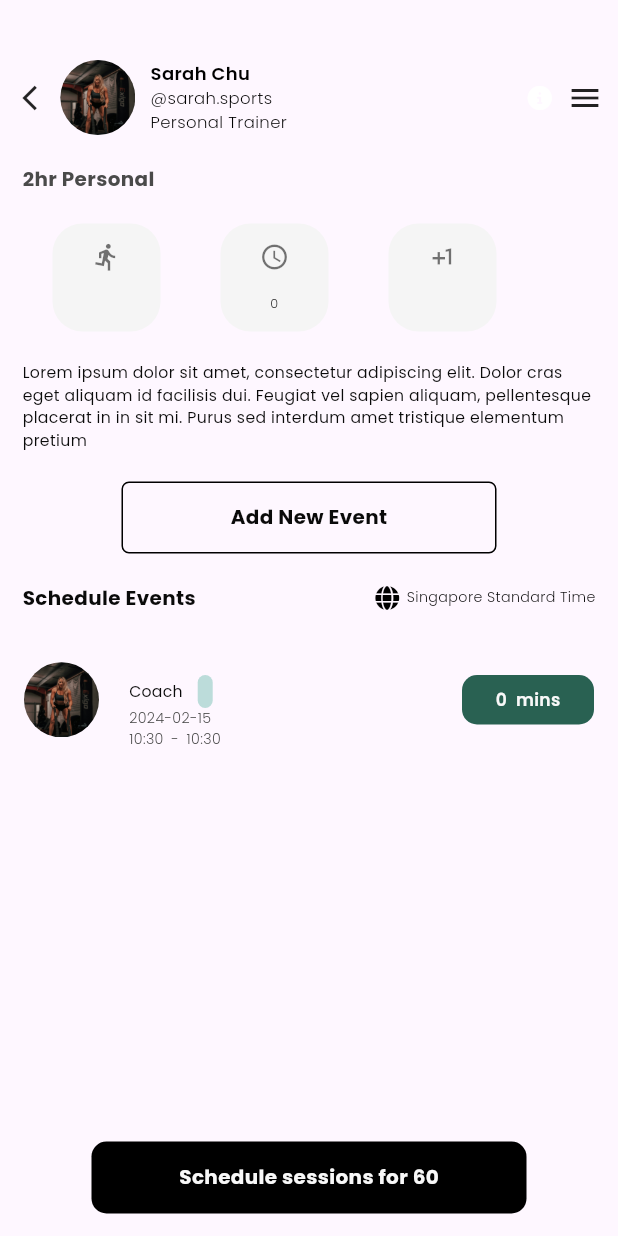
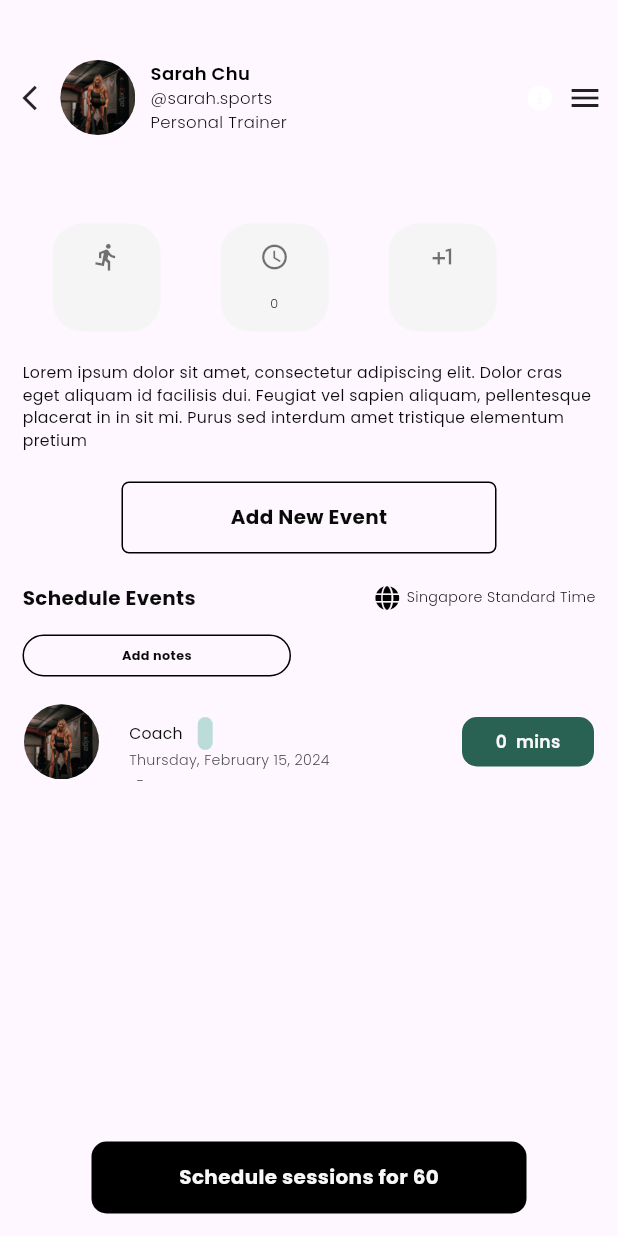
Before and after one commit to AlyaaRana/schedule_event_getx, a Flutter app: the EventAddNote screen opened by its route, on a phone screen of 412 x 824 dp. Run offline on Flutter 3.47's test engine with Material 3 defaults, Android fonts, the light colour scheme and no system bars; our stand-ins replace font_awesome_flutter, get, google_fonts, page_transition, swipeable_button_view, table_calendar.

Commit message:
Fixing select date

```diff
--- a/lib/helper/routing.dart
+++ b/lib/helper/routing.dart
@@ -1,4 +1,5 @@
 import 'package:get/get.dart';
+import 'package:schedule_event_getx/page/addEvent/event/day/view/event_add_day.dart';
 import 'package:schedule_event_getx/page/addEvent/event/note/view/event_addnote_view.dart';
 import 'package:schedule_event_getx/page/addEvent/event/note/widget/listview_widget.dart';
 import 'package:schedule_event_getx/page/addEvent/event/sent/view/event_hasbeenseen_view.dart';
@@ -7,8 +8,6 @@
 import 'package:schedule_event_getx/page/addEvent/event/title_type_duration/view/event_add_title.dart';
 import 'package:schedule_event_getx/page/homePage/view/home_page_view.dart';
 import 'package:schedule_event_getx/page/sarahCalender/view/list_calender_view.dart';
-
-
 
 class MyAppRoutes {
   static final routes = [
@@ -44,6 +43,10 @@
       name: '/eventsend',
       page: () => EventSend(),
     ),
+    GetPage(
+      name: '/selectday',
+      page: () => SelectDay(),
+    ),
   ];
 
   static final initialRoute = '/';
--- a/lib/page/addEvent/event/day/widget/calender_table.dart
+++ b/lib/page/addEvent/event/day/widget/calender_table.dart
@@ -22,7 +22,10 @@
     setState(() {
       selectedDate = day;
     });
+    eventController.updateDate(day);
   }
+
+
 
   @override
   Widget build(BuildContext context) {
--- a/lib/page/addEvent/event/note/view/event_addnote_view.dart
+++ b/lib/page/addEvent/event/note/view/event_addnote_view.dart
@@ -5,6 +5,7 @@
 import 'package:schedule_event_getx/networking/postman/controller/add_event_controller.dart';
 import 'package:schedule_event_getx/networking/postman/model/event_model.dart';
 import 'package:schedule_event_getx/page/addEvent/event/day/widget/txtSingaporeTime.dart';
+import 'package:schedule_event_getx/page/addEvent/event/note/widget/addnote_button.dart';
 import 'package:schedule_event_getx/page/addEvent/event/time/widget/type_duration_session/type_duration_session_widget.dart';
 import 'package:schedule_event_getx/page/addEvent/event/note/widget/addnewevent_button.dart';
 import 'package:schedule_event_getx/page/addEvent/event/note/widget/listview_widget.dart';
@@ -22,14 +23,16 @@
 
   @override
   Widget build(BuildContext context) {
-    final event = Get.arguments as Event?;
-    // if (event == null) {
-    //   return Scaffold(
-    //     body: Center(
-    //       child: Text('Event is null'),
-    //     ),
-    //   );
-    // }
+    String title = "";
+    Duration duration = Duration.zero;
+    String session = "";
+
+    var event = Get.arguments as Event?;
+    if (event != null) {
+      title = event.title;
+      duration = event.duration;
+      session = event.session;
+    }
 
     return Scaffold(
       body: Column(
@@ -44,9 +47,7 @@
                     padding: EdgeInsets.symmetric(horizontal: 15),
                     child: Align(
                       alignment: Alignment.centerLeft,
-                      child: Text(
-                        "2hr Personal ",
-                        // event.title,
+                      child: Text( title,
                         style: titleEvent(),
                       ),
                     ),
@@ -66,28 +67,14 @@
                     ),
                   ),
                   SizedBox(height: 15),
-                  // if (event == null)
-                  //   Align(
-                  //     alignment: Alignment.centerLeft,
-                  //     child: Padding(
-                  //       padding: EdgeInsets.symmetric(horizontal: 15),
-                  //       child: AddNoteButton(),
-                  //     ),
-                  //   )
-                  // else
-                  //   Align(
-                  //     alignment: Alignment.centerLeft,
-                  //     child: Padding(
-                  //       padding: EdgeInsets.symmetric(horizontal: 15),
-                  //       child: Text(
-                  //         event!.note,
-                  //         style: message1(),
-                  //       ),
-                  //     ),
-                  //   ),
-                  // // Check if event is not null before using it
-                  // if (event != null)
-                  EventListView(event: event),
+                  Align(
+                    alignment: Alignment.centerLeft,
+                      child: Padding(
+                        padding: EdgeInsets.symmetric(horizontal: 15),
+                        child: AddNoteButton(),
+                      )
+                  ),
+                  EventListView(event: event,),
                   SizedBox(height: 20),
                 ],
               ),
--- a/lib/page/addEvent/event/note/widget/listview_widget.dart
+++ b/lib/page/addEvent/event/note/widget/listview_widget.dart
@@ -1,26 +1,37 @@
 import 'package:flutter/material.dart';
 import 'package:get/get.dart';
+import 'package:intl/intl.dart';
 import 'package:schedule_event_getx/helper/themes.dart';
 import 'package:schedule_event_getx/networking/postman/controller/add_event_controller.dart';
-import 'package:schedule_event_getx/networking/postman/model/event_model.dart'; // Import your Event model
+import 'package:schedule_event_getx/networking/postman/model/event_model.dart';
+import 'package:schedule_event_getx/page/addEvent/event/day/widget/time_picker_widget.dart'; // Import your Event model
 
 class EventListView extends StatelessWidget {
   final AddEventController addEventController = Get.find<AddEventController>();
   final Event? event;
   EventListView({Key? key, this.event}) : super(key: key);
 
-  String formatDuration(Duration duration) {
-    int minutes = duration.inMinutes;
-    return '$minutes ';
-  }
 
   @override
   Widget build(BuildContext context) {
-    Event? event = addEventController.event.value;
+    String title = "";
+    String type = "";
+    Duration duration = Duration.zero;
 
-    if (event == null) {
-      return Container();
+    var event = Get.arguments as Event?;
+    if (event != null) {
+      title = event.title ?? "";
+      type = event.type ?? "";
+      duration = event.duration ?? Duration.zero;
     }
+
+    String formatDuration(Duration duration) {
+      int minutes = duration.inMinutes;
+      return '$minutes ';
+    }
+
+    DateTime selectedDate = addEventController.selectedDate.value ?? DateTime.now();
+    String formattedDate = DateFormat('EEEE, MMMM d, y').format(selectedDate);
 
     return Container(
       margin: const EdgeInsets.only(top: 10),
@@ -42,7 +53,7 @@
                 Column(
                   crossAxisAlignment: CrossAxisAlignment.start,
                   children: [
-                    Text(event.title ?? '', style: subTitleEvent()),
+                    Text(title, style: subTitleEvent()),
                     SizedBox(height: 3),
                     Row(
                       children: [
@@ -55,20 +66,20 @@
                             borderRadius: BorderRadius.circular(5),
                           ),
                           child: Text(
-                            event.type ?? '',
+                            type,
                             style: subType(),
                           ),
                         ),
                       ],
                     ),
-                    Text(event.date ?? '', style: txtTime(ashGrey)),
+                    Text(formattedDate, style: txtTime(ashGrey)),
                     Row(
                       children: [
-                        Text(Event.formatTimeOfDay(event.startTime) ?? '', style: txtTime(ashGrey)),
+                        Text(TimePicker.formatTimeOfDay(event?.startTime), style: txtTime(ashGrey)),
                         SizedBox(width: 5),
                         Text("-", style: txtTime(ashGrey)),
                         SizedBox(width: 5),
-                        Text(Event.formatTimeOfDay(event.endTime) ?? '', style: txtTime(ashGrey)),
+                        Text(TimePicker.formatTimeOfDay(event?.endTime), style: txtTime(ashGrey)),
                       ],
                     ),
                   ],
@@ -83,7 +94,7 @@
                 borderRadius: BorderRadius.circular(10),
               ),
               child: Center(
-                child: Text('${formatDuration(event.duration ?? Duration.zero)} mins', style: caption2()),
+                child: Text('${formatDuration(duration)} mins', style: caption2()),
               ),
             ),
           ],
--- a/lib/page/addEvent/event/time/widget/type_duration_session/type_duration_session_widget.dart
+++ b/lib/page/addEvent/event/time/widget/type_duration_session/type_duration_session_widget.dart
@@ -2,6 +2,7 @@
 import 'package:get/get.dart';
 import 'package:schedule_event_getx/helper/themes.dart';
 import 'package:schedule_event_getx/networking/postman/controller/add_event_controller.dart';
+import 'package:schedule_event_getx/networking/postman/model/event_model.dart';
 import 'package:schedule_event_getx/page/addEvent/event/time/widget/type_duration_session/type_duration_widget.dart';
 
 class TypeDurationSession extends StatelessWidget {
@@ -10,13 +11,25 @@
 
   TypeDurationSession({Key? key, this.isTextVisible = true}) : super(key: key);
 
-  String formatDuration(Duration duration) {
-    int minutes = duration.inMinutes;
-    return '$minutes ';
-  }
 
   @override
   Widget build(BuildContext context) {
+    String type = "";
+    Duration duration = Duration.zero;
+    String session = "";
+
+    var event = Get.arguments as Event?;
+    if (event != null) {
+      type = event.type;
+      duration = event.duration;
+      session = event.session;
+    }
+
+    String formatDuration(Duration duration) {
+      int minutes = duration.inMinutes;
+      return '$minutes ';
+    }
+
     return Container(
       padding: EdgeInsets.symmetric(horizontal: 15),
       child: Column(
@@ -25,15 +38,15 @@
             children: [
               TypeDurationWidget(
                 image: Icons.directions_run,
-                text: addEventController.event.value?.type ?? '',
+                text: type,
               ),
               TypeDurationWidget(
                 image: Icons.access_time,
-                text: formatDuration(addEventController.event.value?.duration ?? Duration.zero),
+                text: formatDuration(duration),
               ),
               TypeDurationWidget(
                 image: Icons.plus_one,
-                text: addEventController.event.value?.session ?? '',
+                text: session,
               ),
             ],
           ),
--- a/lib/page/addEvent/event/title_type_duration/view/event_add_title.dart
+++ b/lib/page/addEvent/event/title_type_duration/view/event_add_title.dart
@@ -2,7 +2,7 @@
 import 'package:get/get.dart';
 import 'package:schedule_event_getx/helper/themes.dart';
 import 'package:schedule_event_getx/networking/postman/controller/add_event_controller.dart';
-import 'package:schedule_event_getx/page/addEvent/event/day/widget/save_event_add_title_button.dart';
+import 'package:schedule_event_getx/page/addEvent/event/title_type_duration/widget/save_event_add_title_button.dart';
 import 'package:schedule_event_getx/page/addEvent/event/title_type_duration/widget/textfield/numerid_field.dart';
 import 'package:schedule_event_getx/page/addEvent/event/title_type_duration/widget/textfield/text_field.dart';
 
@@ -22,7 +22,7 @@
               children: [
                 InkWell(
                   onTap: () {
-                    Navigator.pop(context);
+                    Get.back();
                   },
                   child: Icon(Icons.arrow_back_ios_outlined, size: 20,),
                 ),
```
Also changed, not shown: lib/page/addEvent/event/day/view/event_add_day.dart (+9 -2 lines), lib/page/addEvent/event/day/widget/time_picker_widget.dart (+15 -9 lines), lib/page/addEvent/event/note/widget/schedulesession_button.dart (+1 -7 lines), lib/page/addEvent/event/sent/view/event_hasbeenseen_view.dart (+1 -8 lines), lib/page/addEvent/event/sent/widget/listevent_widget.dart (+12 -9 lines), lib/page/addEvent/event/time/view/event_add_time.dart (+14 -15 lines), lib/page/addEvent/event/title_type_duration/widget/save_event_add_title_button.dart (renamed from lib/page/addEvent/event/day/widget/save_event_add_title_button.dart).
